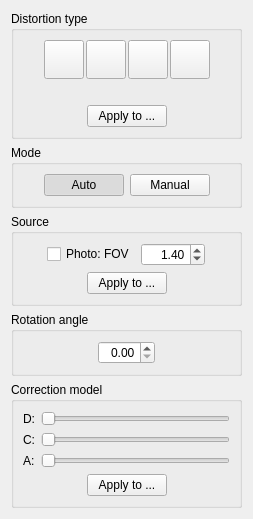
Qt form src/stages/deskew/ui/DeskewOptionsWidget.ui (ImageProcessing-ElectronicPublications/scantailor-experimental) before a commit.
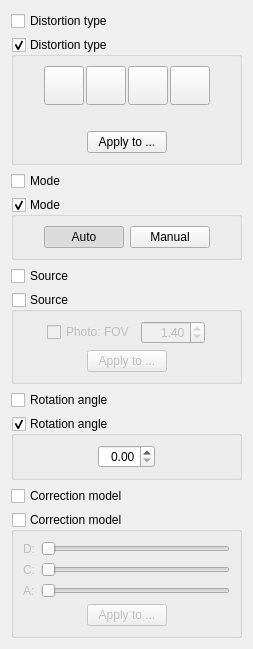
The same form after that commit.

Commit message: 0.2026.08.08: fix #20 : manual scaling and proportions

The edit to the form file:
```diff
--- a/src/stages/deskew/ui/DeskewOptionsWidget.ui
+++ b/src/stages/deskew/ui/DeskewOptionsWidget.ui
@@ -15,10 +15,32 @@
   </property>
   <layout class="QVBoxLayout" name="verticalLayout_2">
    <item>
-    <widget class="QGroupBox" name="groupBox">
+    <widget class="QCheckBox" name="typePanelEmpty">
+     <property name="text">
+      <string>Distortion type</string>
+     </property>
+     <property name="checkable">
+      <bool>true</bool>
+     </property>
+     <property name="visible">
+      <bool>false</bool>
+     </property>
+    </widget>
+   </item>
+   <item>
+    <widget class="QGroupBox" name="typePanel">
      <property name="title">
       <string>Distortion type</string>
      </property>
+     <property name="flat">
+      <bool>false</bool>
+     </property>
+     <property name="checkable">
+      <bool>true</bool>
+     </property>
+     <property name="checked">
+      <bool>true</bool>
+     </property>
      <layout class="QVBoxLayout" name="verticalLayout">
       <item>
        <layout class="QHBoxLayout" name="horizontalLayout_2">
@@ -191,11 +213,33 @@
      </layout>
     </widget>
    </item>
+   <item>
+    <widget class="QCheckBox" name="autoManualPanelEmpty">
+     <property name="text">
+      <string>Mode</string>
+     </property>
+     <property name="checkable">
+      <bool>true</bool>
+     </property>
+     <property name="visible">
+      <bool>false</bool>
+     </property>
+    </widget>
+   </item>
    <item>
     <widget class="QGroupBox" name="autoManualPanel">
      <property name="title">
       <string>Mode</string>
      </property>
+     <property name="flat">
+      <bool>false</bool>
+     </property>
+     <property name="checkable">
+      <bool>true</bool>
+     </property>
+     <property name="checked">
+      <bool>true</bool>
+     </property>
      <layout class="QHBoxLayout" name="horizontalLayout_4">
       <item>
        <spacer>
@@ -255,11 +299,33 @@
      </layout>
     </widget>
    </item>
+   <item>
+    <widget class="QCheckBox" name="sourcePanelEmpty">
+     <property name="text">
+      <string>Source</string>
+     </property>
+     <property name="checkable">
+      <bool>true</bool>
+     </property>
+     <property name="visible">
+      <bool>true</bool>
+     </property>
+    </widget>
+   </item>
    <item>
     <widget class="QGroupBox" name="sourcePanel">
      <property name="title">
       <string>Source</string>
      </property>
+     <property name="checkable">
+      <bool>true</bool>
+     </property>
+     <property name="visible">
+      <bool>false</bool>
+     </property>
+     <property name="checked">
+      <bool>false</bool>
+     </property>
      <layout class="QVBoxLayout" name="sourceVerticalLayout">
       <item>
        <layout class="QHBoxLayout" name="sourceHorizontalLayout">
@@ -366,11 +432,33 @@
      </layout>
     </widget>
    </item>
+   <item>
+    <widget class="QCheckBox" name="rotationPanelEmpty">
+     <property name="text">
+      <string>Rotation angle</string>
+     </property>
+     <property name="checkable">
+      <bool>true</bool>
+     </property>
+     <property name="visible">
+      <bool>false</bool>
+     </property>
+    </widget>
+   </item>
    <item>
     <widget class="QGroupBox" name="rotationPanel">
      <property name="title">
       <string>Rotation angle</string>
      </property>
+     <property name="flat">
+      <bool>false</bool>
+     </property>
+     <property name="checkable">
+      <bool>true</bool>
+     </property>
+     <property name="checked">
+      <bool>true</bool>
+     </property>
      <layout class="QHBoxLayout" name="horizontalLayout_3">
       <item>
        <spacer>
@@ -412,10 +500,32 @@
     </widget>
    </item>
    <item>
-    <widget class="QGroupBox" name="depthPerceptionPanel">
+    <widget class="QCheckBox" name="correctionPanelEmpty">
+     <property name="text">
+      <string>Correction model</string>
+     </property>
+     <property name="checkable">
+      <bool>true</bool>
+     </property>
+     <property name="visible">
+      <bool>true</bool>
+     </property>
+    </widget>
+   </item>
+   <item>
+    <widget class="QGroupBox" name="correctionPanel">
      <property name="title">
       <string>Correction model</string>
      </property>
+     <property name="checkable">
+      <bool>true</bool>
+     </property>
+     <property name="visible">
+      <bool>false</bool>
+     </property>
+     <property name="checked">
+      <bool>false</bool>
+     </property>
      <layout class="QVBoxLayout" name="verticalLayout_8">
       <item>
        <layout class="QHBoxLayout" name="depthPerceptionHorizontalLayout">
```
Left out of the diff: 2 changed lines with no effect on the pictures. The commit also changes 132 other files.
